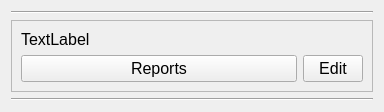
PioSkay/Qt-Time-Reporting-System, file Lab1/your_project.ui: the form before one commit.
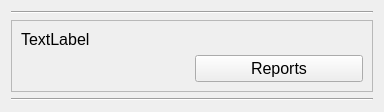
The form after the commit.

Commit message: Time reports can now be modified.

```diff
--- a/Lab1/your_project.ui
+++ b/Lab1/your_project.ui
@@ -7,7 +7,7 @@
     <x>0</x>
     <y>0</y>
     <width>384</width>
-    <height>90</height>
+    <height>108</height>
    </rect>
   </property>
   <property name="sizePolicy">
@@ -60,26 +60,8 @@
         </property>
        </widget>
       </item>
-      <item row="3" column="1">
-       <widget class="QPushButton" name="pushButton">
-        <property name="maximumSize">
-         <size>
-          <width>60</width>
-          <height>30</height>
-         </size>
-        </property>
-        <property name="font">
-         <font>
-          <pointsize>12</pointsize>
-         </font>
-        </property>
-        <property name="text">
-         <string>Edit</string>
-        </property>
-       </widget>
-      </item>
-      <item row="3" column="0">
-       <widget class="QPushButton" name="pushButton_2">
+      <item row="2" column="1">
+       <widget class="QPushButton" name="reports">
         <property name="font">
          <font>
           <pointsize>12</pointsize>
```
The commit also changes 31 other files.
